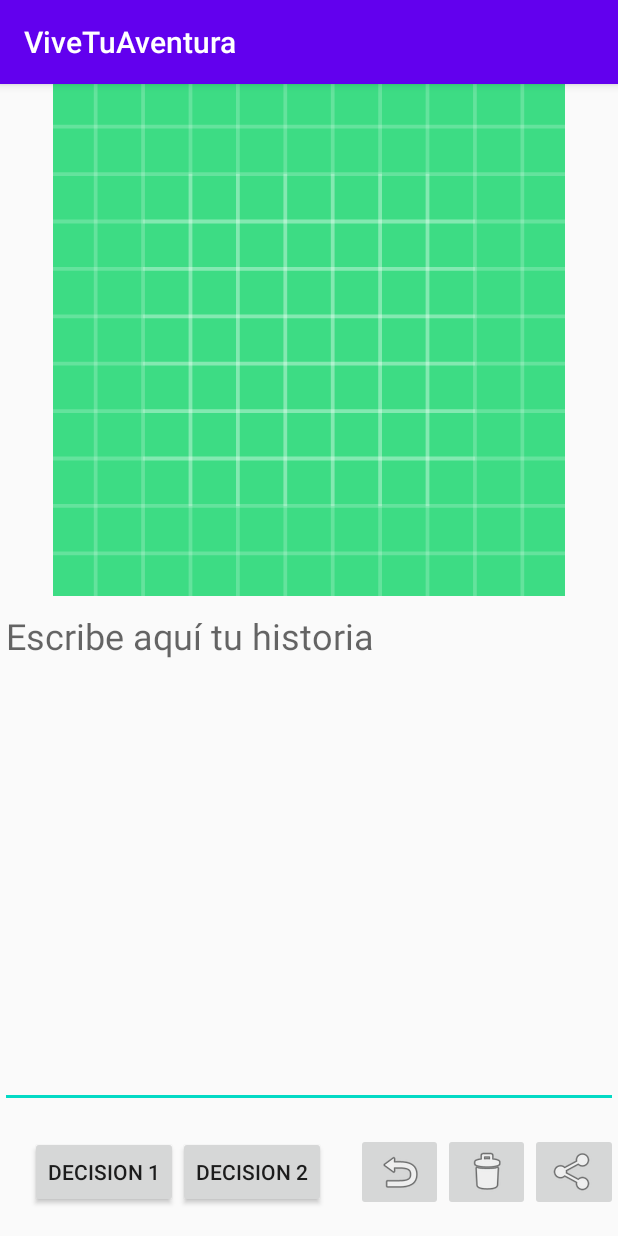
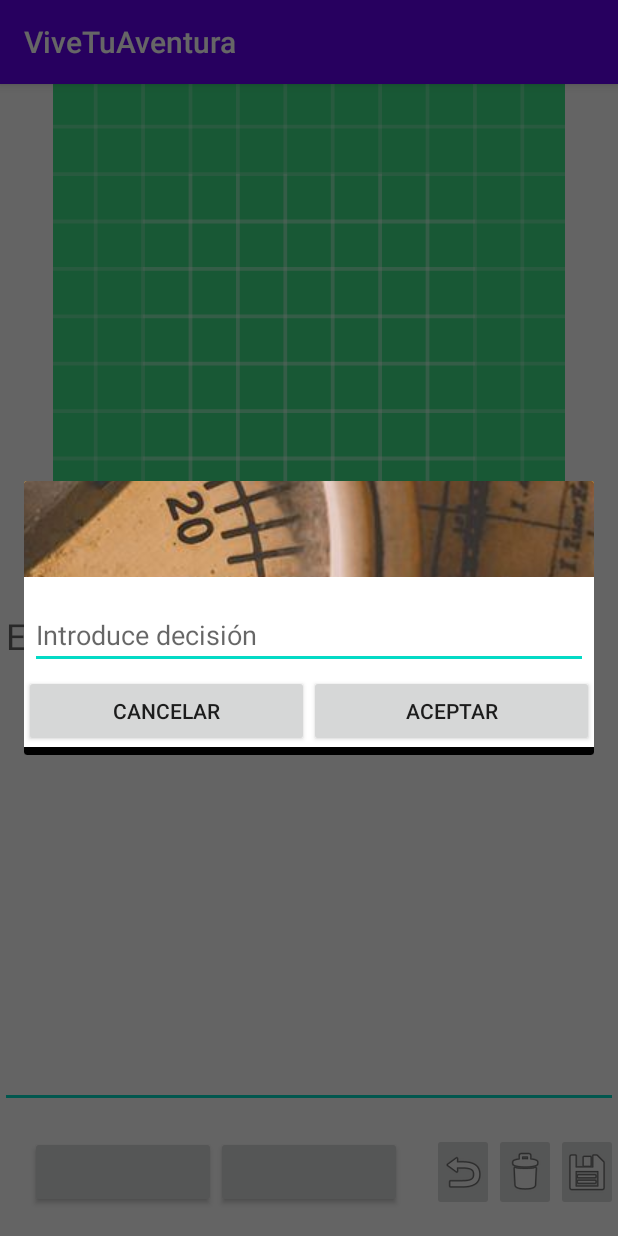
Before and after one commit to JuanLPerea/ViveTuAventura, an Android app: the CrearAventuraActivity screen opened directly, with no data from a screen before it, after a tap on "DECISION 1", on a phone screen of 412 x 824 dp. Run offline under Robolectric (Android 15) with nearby library versions, the phone set to English and light mode, and no system bars.

Commit message:
navegacion ok

```diff
--- a/app/src/main/java/com/vivetuaventura/CrearAventuraActivity.kt
+++ b/app/src/main/java/com/vivetuaventura/CrearAventuraActivity.kt
@@ -2,6 +2,7 @@ package com.vivetuaventura
 
 import android.Manifest
 import android.app.Activity
+import android.app.Dialog
 import android.content.Intent
 import android.content.pm.PackageManager
 import android.database.sqlite.SQLiteDatabase
@@ -11,11 +12,14 @@ import android.os.Bundle
 import android.text.Editable
 import android.text.TextWatcher
 import android.util.Log
+import android.view.View
+import android.view.Window
 import android.widget.*
 import com.vivetuaventura.SalvarPreferencias.DatabaseHelper
 import com.vivetuaventura.modelos.Aventura
 import com.vivetuaventura.modelos.Capitulo
 import kotlinx.android.synthetic.main.activity_crear_aventura.*
+import kotlinx.android.synthetic.main.pedir_texto_dialog.*
 
 
 class CrearAventuraActivity : AppCompatActivity() {
@@ -85,17 +89,18 @@ class CrearAventuraActivity : AppCompatActivity() {
                 // al capitulo activo tenemos que poner en la decisión 1 el id del nuevo capitulo que creemos
                 // añadimos un nuevo capitulo a nuestra historia y guardamos que el capitulo padre es el actual
                 //Primero guardamos el capitulo activo en una variable temporal
-                var capituloTMP:Capitulo
+                var capituloTMP: Capitulo
                 capituloTMP = capituloActivo
                 // Despues creamos el capitulo nuevo y le indicamos el capitulo padre que es el que hemos guardado
                 capituloActivo = databaseHelper.crearCapituloBD(db, aventuraNueva.id, capituloTMP.id)
                 // Al capitulo que estabamos antes actualizamos el campo decisión1 con el id del nuevo capitulo
                 capituloTMP.capitulo1 = capituloActivo.id
-                // Actualizamos en la base de datos
-                databaseHelper.actualizarCapitulo(db,aventuraNueva.id,capituloTMP)
+                // Pedimos al usuario que introduzca un texto que se mostrará en el botón para esta decisión
+                pedirTexto(decision1Click , capituloTMP )
+                // Añadimos el capitulo nuevo a la lista de la aventura
                 aventuraNueva.listaCapitulos.add(capituloActivo)
+
             }
-
             // Mostrar el capitulo en pantalla
             cargarCapituloEnPantalla()
         }
@@ -105,19 +110,21 @@ class CrearAventuraActivity : AppCompatActivity() {
             // Comprobar si ya hay un capitulo en esta posición
             if (!capituloActivo.capitulo2.equals("")) {
                 // Si existe cargamos el capitulo existente
-                capituloActivo = databaseHelper.cargarCapitulo(db, aventuraNueva.id, capituloActivo.capitulo2)
+                capituloActivo =
+                    databaseHelper.cargarCapitulo(db, aventuraNueva.id, capituloActivo.capitulo2)
             } else {
                 // al capitulo activo tenemos que poner en la decisión 1 el id del nuevo capitulo que creemos
                 // añadimos un nuevo capitulo a nuestra historia y guardamos que el capitulo padre es el actual
                 //Primero guardamos el capitulo activo en una variable temporal
-                var capituloTMP:Capitulo
+                var capituloTMP: Capitulo
                 capituloTMP = capituloActivo
                 // Despues creamos el capitulo nuevo y le indicamos el capitulo padre que es el que hemos guardado
                 capituloActivo = databaseHelper.crearCapituloBD(db, aventuraNueva.id, capituloTMP.id)
-                // Al capitulo que estabamos antes actualizamos el campo decisión1 con el id del nuevo capitulo
+                // Al capitulo que estabamos antes actualizamos el campo decisión2 con el id del nuevo capitulo
                 capituloTMP.capitulo2 = capituloActivo.id
-                // Actualizamos en la base de datos
-                databaseHelper.actualizarCapitulo(db,aventuraNueva.id,capituloTMP)
+                // Pedimos al usuario que introduzca un texto que se mostrará en el botón para esta decisión
+                pedirTexto(decision2Click , capituloTMP )
+                // Añadimos el capitulo nuevo a la lista de la aventura
                 aventuraNueva.listaCapitulos.add(capituloActivo)
             }
 
@@ -129,7 +136,11 @@ class CrearAventuraActivity : AppCompatActivity() {
         atrasClick.setOnClickListener {
             // Al hacer click en el botón atrás navegamos al nodo padre, si ya estamos en el nodo raiz, no hacemos nada
             if (!capituloActivo.capituloPadre.equals("")) {
-                capituloActivo = databaseHelper.cargarCapitulo(db,aventuraNueva.id,capituloActivo.capituloPadre)
+                capituloActivo = databaseHelper.cargarCapitulo(
+                    db,
+                    aventuraNueva.id,
+                    capituloActivo.capituloPadre
+                )
                 cargarCapituloEnPantalla()
             }
         }
@@ -151,9 +162,51 @@ class CrearAventuraActivity : AppCompatActivity() {
 
     }
 
+    private fun pedirTexto(botonPulsado : Button, capituloTMP:Capitulo) {
+        val dialog = Dialog(this)
+        dialog.requestWindowFeature(Window.FEATURE_NO_TITLE)
+        dialog.setCancelable(true)
+        dialog.setContentView(R.layout.pedir_texto_dialog)
+
+        val textoDecisionET = dialog.findViewById(R.id.textoDescisionDLG) as EditText
+
+        val yesBtn = dialog.findViewById(R.id.aceptar_texto_dialog_BTN) as Button
+        yesBtn.setOnClickListener  {
+            val textoRespuestas = textoDecisionET.text.toString()
+
+            if (textoRespuestas.equals("")) {
+                Toast.makeText(this, "Debes introducir al menos una palabra", Toast.LENGTH_LONG).show()
+            } else {
+                when (botonPulsado.id) {
+                    R.id.botonDecision1CA -> {
+                        capituloTMP.textoOpcion1 = textoRespuestas
+
+                    }
+                    R.id.botonDecision2CA -> {
+                        capituloTMP.textoOpcion2 = textoRespuestas
+
+                    }
+                }
+                // actualizamos la base de datos
+                databaseHelper.actualizarCapitulo(db,aventuraNueva.id, capituloTMP)
+                dialog.dismiss()
+            }
+
+        }
+
+        val noBtn = dialog.findViewById(R.id.cancelar_texto_dialog_BTN) as Button
+        noBtn.setOnClickListener {
+            dialog.dismiss()
+        }
+
+        dialog.show()
+    }
+
     private fun cargarCapituloEnPantalla() {
         editTextCrearAventura.setText(capituloActivo.textoCapitulo)
-        Log.d("MiApp", "Hay " + aventuraNueva.listaCapitulos.size + " capitulos")
+        botonDecision1CA.setText(capituloActivo.textoOpcion1)
+        botonDecision2CA.setText(capituloActivo.textoOpcion2)
+        Log.d("Miapp", "Hay " + aventuraNueva.listaCapitulos.size + " capitulos")
 
     }
 
--- a/app/src/main/java/com/vivetuaventura/SalvarPreferencias/DatabaseHelper.kt
+++ b/app/src/main/java/com/vivetuaventura/SalvarPreferencias/DatabaseHelper.kt
@@ -15,7 +15,7 @@ class DatabaseHelper(context: Context) : SQLiteOpenHelper(context, "DB_AVENTURAS
         val CREATE_TABLE_AVENTURA =
             "CREATE TABLE AVENTURA (ID TEXT, NOMBRE TEXT, CREADOR TEXT, NOTA INTEGER, PUBLICADO BOOLEAN, VISITAS INTEGER)"
         val CREATE_TABLE_CAPITULOS =
-            "CREATE TABLE CAPITULOS ( IDAVENTURA TEXT, ID TEXT, CAPITULOPADRE TEXT, CAPITULO1 TEXT, CAPITULO2 TEXT, TEXTOCAPITULO TEXT, IMAGENCAPITULO TEXT, FINHISTORIA BOOLEAN)"
+            "CREATE TABLE CAPITULOS ( IDAVENTURA TEXT, ID TEXT, CAPITULOPADRE TEXT, CAPITULO1 TEXT, TEXTOOPCION1 TEXT,CAPITULO2 TEXT, TEXTOOPCION2 TEXT, TEXTOCAPITULO TEXT, IMAGENCAPITULO TEXT, FINHISTORIA BOOLEAN)"
         db!!.execSQL(CREATE_TABLE_AVENTURA)
         db!!.execSQL(CREATE_TABLE_CAPITULOS)
     }
@@ -97,7 +97,7 @@ class DatabaseHelper(context: Context) : SQLiteOpenHelper(context, "DB_AVENTURAS
     fun actualizarCapitulo(db: SQLiteDatabase, idAventura: String, capitulo: Capitulo) {
         var finhistoria = 0
         if (capitulo.finHistoria == true) finhistoria = 1
-        val UPDATE_CAPITULO = "UPDATE CAPITULOS SET ID = '" + capitulo.id + "' , IDAVENTURA = '" + idAventura + "' , CAPITULOPADRE = '" +  capitulo.capituloPadre + "' , CAPITULO1 = '" + capitulo.capitulo1 + "' , CAPITULO2 = '" + capitulo.capitulo2  + "' , TEXTOCAPITULO = '" + capitulo.textoCapitulo + "' , IMAGENCAPITULO = '" + capitulo.imagenCapitulo + "' , FINHISTORIA = " + finhistoria + " WHERE  IDAVENTURA = '" + idAventura + "' AND ID = '" + capitulo.id + "'"
+        val UPDATE_CAPITULO = "UPDATE CAPITULOS SET ID = '" + capitulo.id + "' , IDAVENTURA = '" + idAventura + "' , CAPITULOPADRE = '" +  capitulo.capituloPadre + "' , CAPITULO1 = '" + capitulo.capitulo1 +"', TEXTOOPCION1 = '" + capitulo.textoOpcion1 + "' , CAPITULO2 = '"  + capitulo.capitulo2 + "', TEXTOOPCION2 = '" + capitulo.textoOpcion2  + "' , TEXTOCAPITULO = '" + capitulo.textoCapitulo + "' , IMAGENCAPITULO = '" + capitulo.imagenCapitulo + "' , FINHISTORIA = " + finhistoria + " WHERE  IDAVENTURA = '" + idAventura + "' AND ID = '" + capitulo.id + "'"
         db!!.execSQL(UPDATE_CAPITULO)
     }
 
@@ -112,7 +112,9 @@ class DatabaseHelper(context: Context) : SQLiteOpenHelper(context, "DB_AVENTURAS
                 val idAventuraTMP = datosBruto.getString(datosBruto.getColumnIndex("IDAVENTURA"))
                 val capituloPadreTMP = datosBruto.getString(datosBruto.getColumnIndex("CAPITULOPADRE"))
                 val capitulo1 = datosBruto.getString(datosBruto.getColumnIndex("CAPITULO1"))
+                val textoOpcion1 = datosBruto.getString(datosBruto.getColumnIndex("TEXTOOPCION1"))
                 val capitulo2 = datosBruto.getString(datosBruto.getColumnIndex("CAPITULO2"))
+                val textoOpcion2 = datosBruto.getString(datosBruto.getColumnIndex("TEXTOOPCION2"))
                 val textoTMP = datosBruto.getString(datosBruto.getColumnIndex("TEXTOCAPITULO"))
                 val imagenTMP = datosBruto.getString(datosBruto.getColumnIndex("IMAGENCAPITULO"))
                 val finhistoriaTMP = datosBruto.getInt(datosBruto.getColumnIndex("FINHISTORIA"))
@@ -120,8 +122,7 @@ class DatabaseHelper(context: Context) : SQLiteOpenHelper(context, "DB_AVENTURAS
                 var finhistoria = false
                 if (finhistoriaTMP == 1) finhistoria = true
 
-                val capituloTMP: Capitulo =
-                    Capitulo(idAventuraTMP, idTMP, capituloPadreTMP, capitulo1, capitulo2, textoTMP, imagenTMP, finhistoria)
+                val capituloTMP: Capitulo = Capitulo(idAventuraTMP, idTMP, capituloPadreTMP, capitulo1, textoOpcion1,  capitulo2, textoOpcion2 , textoTMP, imagenTMP, finhistoria)
 
                 listaCapitulos.add(capituloTMP)
 
@@ -135,12 +136,14 @@ class DatabaseHelper(context: Context) : SQLiteOpenHelper(context, "DB_AVENTURAS
     fun cargarCapitulo(db: SQLiteDatabase, idAventura: String, id: String) : Capitulo {
 
         val capituloRecuperado : Capitulo
-        capituloRecuperado = Capitulo(idAventura,id,"0","0","0","", "", false)
+        capituloRecuperado = Capitulo(idAventura,id,"0","0","0", "" , "", "", "", false)
         val datosBruto = db.rawQuery("SELECT * FROM CAPITULOS WHERE IDAVENTURA ='" + idAventura + "' AND ID = '" + id + "'", null)
         if (datosBruto!!.moveToFirst()) {
             val capituloPadreTMP = datosBruto.getString(datosBruto.getColumnIndex("CAPITULOPADRE"))
             val capitulo1TMP = datosBruto.getString(datosBruto.getColumnIndex("CAPITULO1"))
+            val textoOpcion1TMP = datosBruto.getString(datosBruto.getColumnIndex("TEXTOOPCION1"))
             val capitulo2TMP = datosBruto.getString(datosBruto.getColumnIndex("CAPITULO2"))
+            val textoOpcion2TMP = datosBruto.getString(datosBruto.getColumnIndex("TEXTOOPCION2"))
             val textoTMP = datosBruto.getString(datosBruto.getColumnIndex("TEXTOCAPITULO"))
             val imagenTMP = datosBruto.getString(datosBruto.getColumnIndex("IMAGENCAPITULO"))
             val finhistoriaTMP = datosBruto.getInt(datosBruto.getColumnIndex("FINHISTORIA"))
@@ -150,7 +153,9 @@ class DatabaseHelper(context: Context) : SQLiteOpenHelper(context, "DB_AVENTURAS
 
             capituloRecuperado.capituloPadre = capituloPadreTMP
             capituloRecuperado.capitulo1 = capitulo1TMP
+            capituloRecuperado.textoOpcion1 = textoOpcion1TMP
             capituloRecuperado.capitulo2 = capitulo2TMP
+            capituloRecuperado.textoOpcion2 = textoOpcion2TMP
             capituloRecuperado.textoCapitulo = textoTMP
             capituloRecuperado.imagenCapitulo = imagenTMP
             capituloRecuperado.finHistoria = finhistoria
@@ -167,9 +172,9 @@ class DatabaseHelper(context: Context) : SQLiteOpenHelper(context, "DB_AVENTURAS
         val rnds = (0..100000).random()
         val capituloUUID = "CAPITULO_" + System.currentTimeMillis().toString() + "_" + rnds.toString()
 
-        val ADD_NODO = "INSERT INTO CAPITULOS VALUES ('" + aventuraUUID + "' , '" + capituloUUID + "' , '" + capituloPadreID + "' , '' , '', '' , '' , 0)"
+        val ADD_NODO = "INSERT INTO CAPITULOS VALUES ('" + aventuraUUID + "' , '" + capituloUUID + "' , '" + capituloPadreID + "' , '' , '', '' , '' , '', '', 0)"
         db!!.execSQL(ADD_NODO)
-        nuevoCapitulo = Capitulo(aventuraUUID, capituloUUID, capituloPadreID , "" , "" , "" , "" , false)
+        nuevoCapitulo = Capitulo(aventuraUUID, capituloUUID, capituloPadreID , "" , "" , "" , "", "", "" , false)
         return nuevoCapitulo
     }
 
--- a/app/src/main/java/com/vivetuaventura/modelos/Capitulo.kt
+++ b/app/src/main/java/com/vivetuaventura/modelos/Capitulo.kt
@@ -1,11 +1,13 @@
 package com.vivetuaventura.modelos
 
-class Capitulo ( idAventura: String, id:String , capituloPadre: String, capitulo1:String, capitulo2:String, textoCapitulo:String, imagenCapitulo:String, finHistoria:Boolean) {
+class Capitulo ( idAventura: String, id:String , capituloPadre: String, capitulo1:String, textoOpcion1:String, capitulo2:String, textoOpcion2:String, textoCapitulo:String, imagenCapitulo:String, finHistoria:Boolean) {
 
      var idAventura:String
      var capituloPadre:String
      var capitulo1:String
+     var textoOpcion1:String
      var capitulo2:String
+     var textoOpcion2:String
      var id:String
      var textoCapitulo:String
      var imagenCapitulo:String
@@ -16,7 +18,9 @@ class Capitulo ( idAventura: String, id:String , capituloPadre: String, capitulo
         this.id = id
         this.capituloPadre = capituloPadre;
         this.capitulo1 = capitulo1;
+        this.textoOpcion1 = textoOpcion1
         this.capitulo2 = capitulo1;
+        this.textoOpcion2 = textoOpcion2
         this.textoCapitulo = textoCapitulo
         this.imagenCapitulo = imagenCapitulo
         this.finHistoria = finHistoria
--- a/app/src/main/res/layout/activity_crear_aventura.xml
+++ b/app/src/main/res/layout/activity_crear_aventura.xml
@@ -36,38 +36,40 @@
 
         <Button
             android:id="@+id/botonDecision1CA"
-            android:layout_width="wrap_content"
+            android:layout_width="0dp"
             android:layout_height="wrap_content"
             android:layout_marginLeft="20dp"
+            android:layout_weight="3"
             android:text="Decision 1" />
 
         <Button
             android:id="@+id/botonDecision2CA"
-            android:layout_width="wrap_content"
+            android:layout_width="0dp"
             android:layout_height="wrap_content"
             android:layout_marginRight="20dp"
+            android:layout_weight="3"
             android:text="Decision 2" />
 
         <ImageButton
             android:id="@+id/botonAtrasCA"
-            android:layout_width="wrap_content"
+            android:layout_width="0dp"
             android:layout_height="wrap_content"
             android:layout_weight="1"
             app:srcCompat="@android:drawable/ic_menu_revert" />
 
         <ImageButton
             android:id="@+id/botonBorrarNodoCA"
-            android:layout_width="wrap_content"
+            android:layout_width="0dp"
             android:layout_height="wrap_content"
             android:layout_weight="1"
             app:srcCompat="@android:drawable/ic_menu_delete" />
 
         <ImageButton
             android:id="@+id/botonPublicarCA"
-            android:layout_width="wrap_content"
+            android:layout_width="0dp"
             android:layout_height="wrap_content"
             android:layout_weight="1"
-            app:srcCompat="@android:drawable/ic_menu_share" />
+            app:srcCompat="@android:drawable/ic_menu_save" />
 
     </LinearLayout>
 
--- /dev/null
+++ b/app/src/main/res/layout/pedir_texto_dialog.xml
@@ -0,0 +1,57 @@
+<?xml version="1.0" encoding="utf-8"?>
+<LinearLayout xmlns:android="http://schemas.android.com/apk/res/android"
+    android:orientation="vertical" android:layout_width="match_parent"
+    android:layout_height="match_parent">
+
+    <ImageView
+        android:id="@+id/titulo_img_header"
+        android:layout_width="match_parent"
+        android:layout_height="64dp"
+        android:background="#FFFFBB33"
+        android:contentDescription="@string/app_name"
+        android:scaleType="center"
+        android:src="@drawable/brujula" />
+
+    <EditText
+        android:id="@+id/textoDescisionDLG"
+        android:layout_width="match_parent"
+        android:layout_height="wrap_content"
+        android:layout_marginLeft="4dp"
+        android:layout_marginTop="16dp"
+        android:layout_marginRight="4dp"
+        android:layout_marginBottom="4dp"
+        android:hint="Introduce decisión"
+        android:inputType="textNoSuggestions"
+        android:maxLength="30" />
+
+    <LinearLayout
+        android:layout_width="match_parent"
+        android:layout_height="wrap_content"
+        android:gravity="center"
+        android:orientation="horizontal">
+
+        <Button
+            android:id="@+id/cancelar_texto_dialog_BTN"
+            android:layout_width="0dp"
+            android:layout_height="wrap_content"
+            android:layout_gravity="center_horizontal"
+            android:layout_weight="1"
+            android:gravity="center_horizontal|center_vertical"
+            android:text="Cancelar" />
+
+        <Button
+            android:id="@+id/aceptar_texto_dialog_BTN"
+            android:layout_width="0dp"
+            android:layout_height="wrap_content"
+            android:layout_gravity="center_horizontal"
+            android:layout_weight="1"
+            android:gravity="center_horizontal|center_vertical"
+            android:text="Aceptar" />
+    </LinearLayout>
+
+    <LinearLayout
+        android:layout_width="600dp"
+        android:layout_height="5dp"
+        android:background="@android:color/black"
+        android:orientation="horizontal"></LinearLayout>
+</LinearLayout>
```
